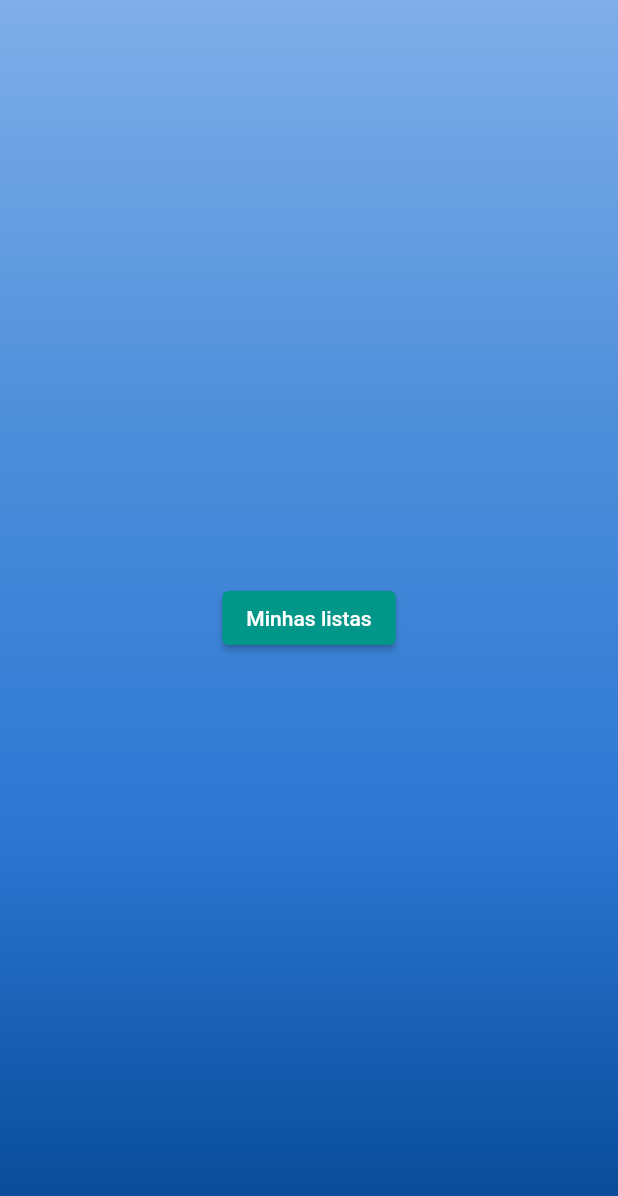
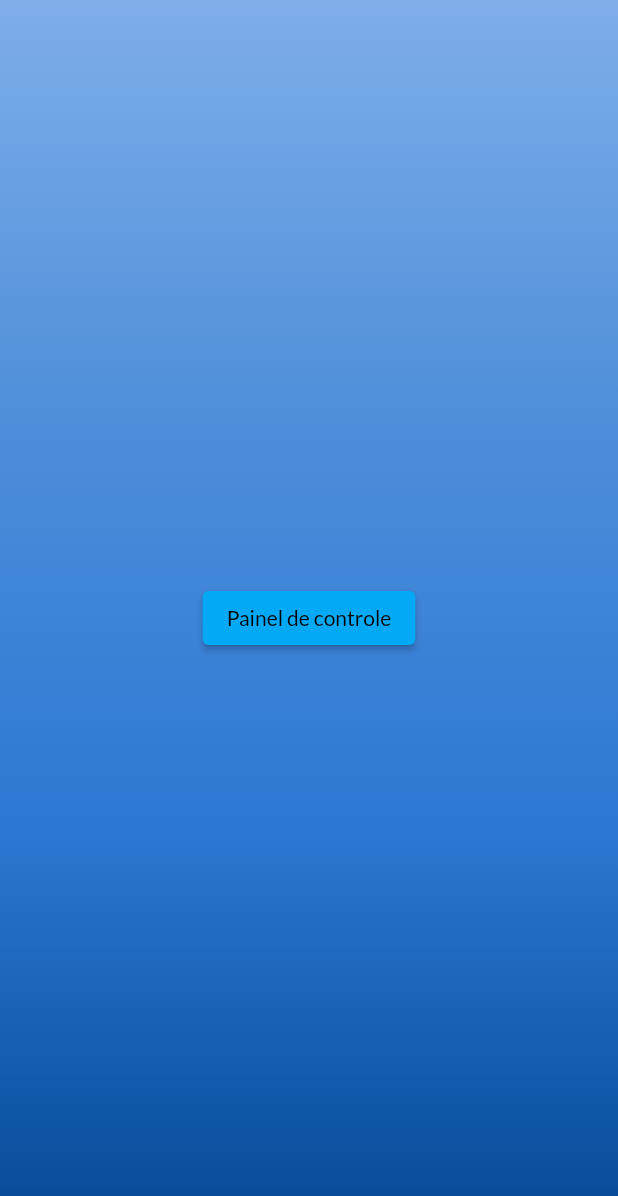
Before and after one commit to joaopedromendonca/mylists, a Flutter app: the screen it shows after launch, on a phone screen of 412 x 824 dp. Shown: the top 1196 px of the screen. Run offline on Flutter 3.47's test engine with Material 2 defaults, Android fonts, the phone set to English and light mode, and no system bars; our stand-ins replace google_fonts.

Commit message:
Protótipo de criação de listas no dashboard

```diff
--- a/lib/main.dart
+++ b/lib/main.dart
@@ -3,6 +3,8 @@
 import 'package:flutter/material.dart';
 import 'package:mylists/dashboard.dart';
 import 'package:mylists/models/estilos.dart';
+import 'package:google_fonts/google_fonts.dart';
+import 'package:mylists/models/listas.dart';
 
 void main() => runApp(const App());
 
@@ -15,9 +17,9 @@ class App extends StatelessWidget {
       title: 'MyLists',
       debugShowCheckedModeBanner: false,
       theme: ThemeData(
-        primarySwatch: Colors.teal,
+        primarySwatch: Colors.lightBlue,
       ),
-      home: HomePage(),
+      home: const HomePage(),
     );
   }
 }
@@ -36,18 +38,19 @@ class _HomePageState extends State<HomePage> {
       body: Stack(
         children: <Widget>[
           my_back_ground,
-          Container(
-            child: Center(
+          Center(
             child: ElevatedButton(
-                child: const Text('Minhas listas'),
+              child: Text(
+                'Painel de controle',
+                style: GoogleFonts.getFont('Lato'),
+              ),
               onPressed: () {
                 Navigator.push(
                   context,
                   MaterialPageRoute(
-                        builder: (context) => const MinhasListas()),
+                      builder: (context) => const ListDashboard()),
                 );
               },
-              ),
             ),
           ),
         ],
--- a/pubspec.yaml
+++ b/pubspec.yaml
@@ -3,7 +3,7 @@ description: A new Flutter project.
 
 # The following line prevents the package from being accidentally published to
 # pub.dev using `flutter pub publish`. This is preferred for private packages.
-publish_to: 'none' # Remove this line if you wish to publish to pub.dev
+publish_to: "none" # Remove this line if you wish to publish to pub.dev
 
 # The following defines the version and build number for your application.
 # A version number is three numbers separated by dots, like 1.2.43
@@ -30,10 +30,10 @@ dependencies:
   flutter:
     sdk: flutter
 
-
   # The following adds the Cupertino Icons font to your application.
   # Use with the CupertinoIcons class for iOS style icons.
   cupertino_icons: ^1.0.2
+  google_fonts: ^3.0.1
 
 dev_dependencies:
   flutter_test:
@@ -51,7 +51,6 @@ dev_dependencies:
 
 # The following section is specific to Flutter packages.
 flutter:
-
   # The following line ensures that the Material Icons font is
   # included with your application, so that you can use the icons in
   # the material Icons class.
```
Also changed, not shown: lib/dashboard.dart (+48 -7 lines), lib/models/item.dart (deleted, +0 -24 lines), lib/models/listas.dart (added, +14 -0 lines), pubspec.lock, 2 other files. Lines whose indentation alone changed are shown as unchanged.
